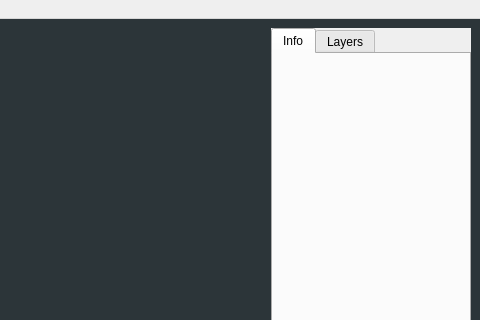
First picture: the form in mockup.ui, repository Hamilton-Senior-Thesis-2019-Fall/nanowire-network, before the edit; both pictures show x 736 to 1216 and y 0 to 320 of the 1216 by 759 pixel window.
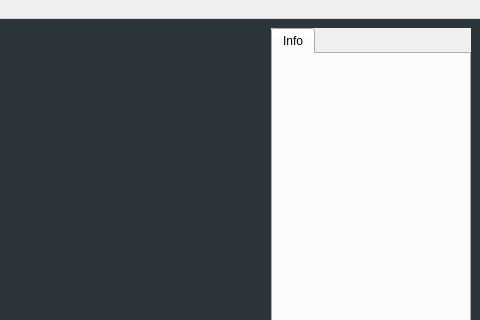
Second picture: the form after the edit. Icons and pictures are not drawn. Custom widgets are drawn as their Qt base class.

Patch:
```diff
--- a/mockup.ui
+++ b/mockup.ui
@@ -616,11 +616,6 @@
         </layout>
        </widget>
       </widget>
-      <widget class="QWidget" name="tab_layers_tab">
-       <attribute name="title">
-        <string>Layers</string>
-       </attribute>
-      </widget>
      </widget>
     </item>
    </layout>
```
